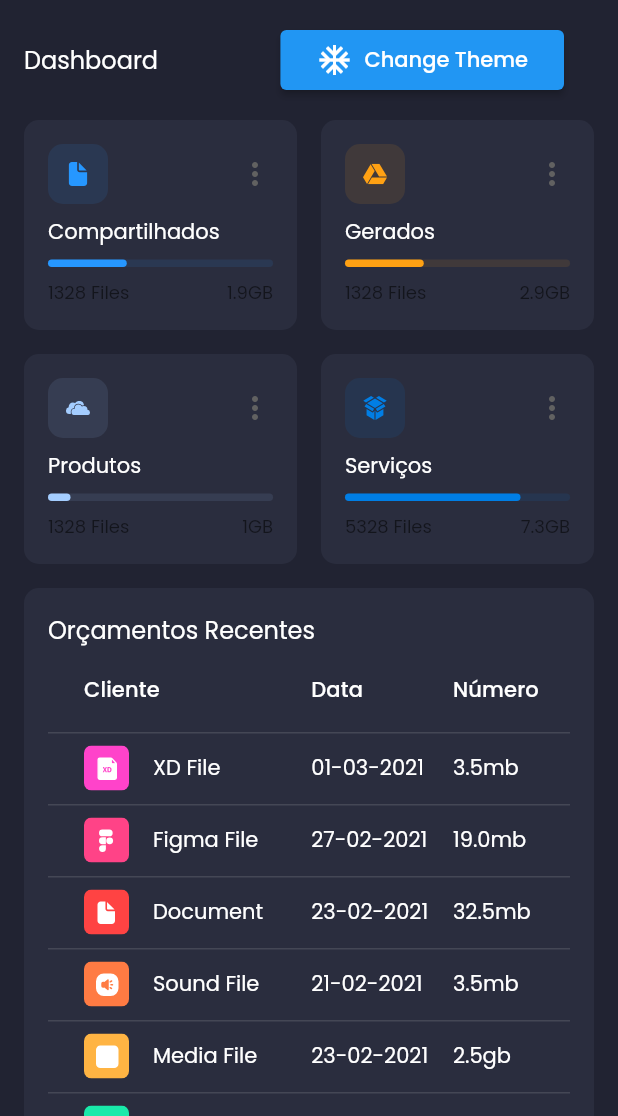
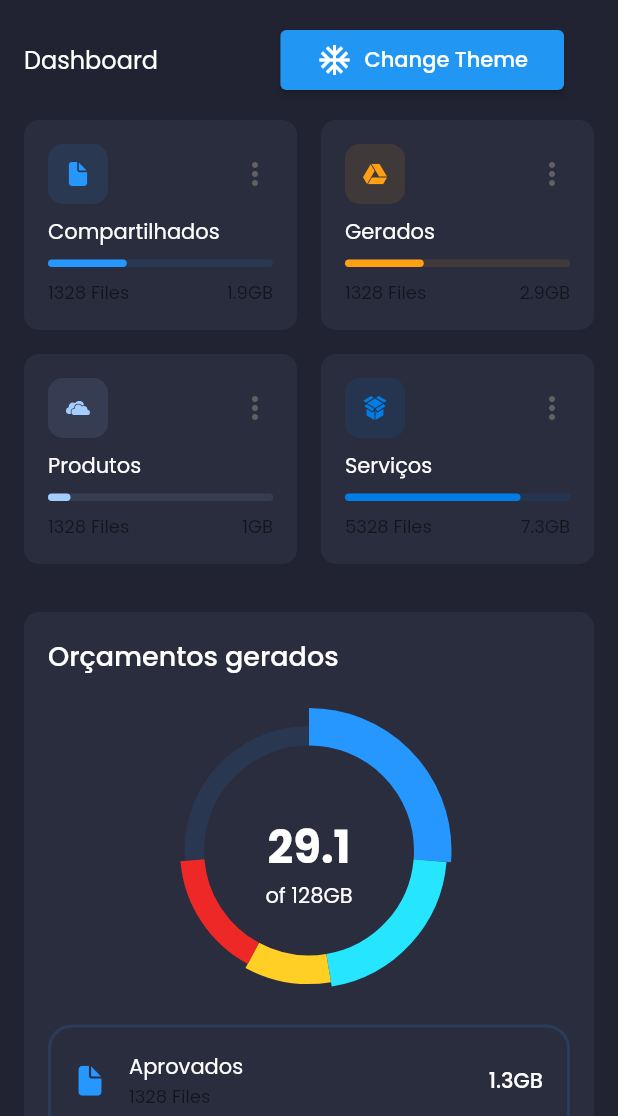
Before and after one commit to brdacon1/budget_flutter, a Flutter app: the MainScreen screen opened by its route, on a phone screen of 412 x 824 dp, the part 120-1236 px from its top. Run offline on Flutter 3.47's test engine with Material 2 defaults, Android fonts, the light colour scheme and no system bars; drawn by our look-alikes of fl_chart; our stand-ins replace adaptive_theme, awesome_dialog, badges, cached_network_image, cloud_firestore, expansion_tile_card and 12 more; missing offline and left inert: cloud_firestore_web, contact_picker_web, dart:ffi, firebase_auth_web, firebase_core_web, flutter_inapp_purchase and 3 more; accounts and stored records are empty; network calls fail; project files that could hold a hidden picture were left out.

Commit message:
Alterações nas imagens

```diff
--- a/lib/Pages/ListaItensOrcamento.dart
+++ b/lib/Pages/ListaItensOrcamento.dart
@@ -112,7 +112,7 @@ class _ListaItensOrcamento extends State<ListaItensOrcamento> {
                         padding: const EdgeInsets.only(right: 0, left: 0, bottom: 40),
                         itemBuilder: (context, index) {
                           return SizedBox(
-                            height: 90,
+                            height: 110,
                             child: Card(
                               color: Colors.cyan[50],
                               shape: RoundedRectangleBorder(
@@ -125,7 +125,7 @@ class _ListaItensOrcamento extends State<ListaItensOrcamento> {
                                   style: const TextStyle(
                                     color: Color(0xFF1F1A30),
                                     letterSpacing: 0.5,
-                                    fontSize: 12.0,
+                                    fontSize: 10.0,
                                     fontWeight: FontWeight.bold,
                                   ),
                                 ),
@@ -393,7 +393,7 @@ class _ListaItensOrcamento extends State<ListaItensOrcamento> {
                           style: const TextStyle(
                             color: Color(0xFF1F1A30),
                             letterSpacing: 0.5,
-                            fontSize: 12.0,
+                            fontSize: 10.0,
                             fontWeight: FontWeight.bold,
                           ),
                         ),
--- a/lib/screens/dashboard/components/my_fields.dart
+++ b/lib/screens/dashboard/components/my_fields.dart
@@ -5,10 +5,21 @@ import 'package:flutter/material.dart';
 import '../../../constants.dart';
 import 'file_info_card.dart';
 
-class MyFiles extends StatelessWidget {
+class MyFiles extends StatefulWidget {
   const MyFiles({
     Key? key,
   }) : super(key: key);
+  @override
+  _MyFiles createState() => _MyFiles();
+}
+
+class _MyFiles extends State<MyFiles> {
+
+  @override
+  initState() {
+    super.initState();
+  }
+
 
   @override
   Widget build(BuildContext context) {
--- a/lib/screens/dashboard/components/storage_details.dart
+++ b/lib/screens/dashboard/components/storage_details.dart
@@ -4,10 +4,21 @@ import '../../../constants.dart';
 import 'chart.dart';
 import 'storage_info_card.dart';
 
-class StarageDetails extends StatelessWidget {
+class StarageDetails extends StatefulWidget {
   const StarageDetails({
     Key? key,
   }) : super(key: key);
+
+  @override
+  _StarageDetails createState() => _StarageDetails();
+}
+
+class _StarageDetails extends State<StarageDetails> {
+
+  @override
+  initState() {
+    super.initState();
+  }
 
   @override
   Widget build(BuildContext context) {
--- a/lib/screens/dashboard/dashboard_screen.dart
+++ b/lib/screens/dashboard/dashboard_screen.dart
@@ -1,15 +1,23 @@
 import 'package:flutter/material.dart';
-
 import '../../constants.dart';
 import '../../responsive.dart';
 import 'components/header.dart';
-
 import 'components/my_fields.dart';
 import 'components/recent_files.dart';
 import 'components/storage_details.dart';
 
-class DashboardScreen extends StatelessWidget {
+class DashboardScreen extends StatefulWidget {
   const DashboardScreen({Key? key}) : super(key: key);
+  @override
+  _DashboardScreen createState() => _DashboardScreen();
+}
+
+
+class _DashboardScreen extends State<DashboardScreen> {
+  @override
+  initState() {
+    super.initState();
+  }
 
   @override
   Widget build(BuildContext context) {
@@ -29,10 +37,12 @@ class DashboardScreen extends StatelessWidget {
                     children: [
                       const MyFiles(),
                       const SizedBox(height: defaultPadding),
-                      const RecentFiles(),
                       if (Responsive.isMobile(context))
                         const SizedBox(height: defaultPadding),
-                      if (Responsive.isMobile(context)) const StarageDetails(),
+                      if (Responsive.isMobile(context))
+                        const StarageDetails(),
+                      const SizedBox(height: defaultPadding),
+                      const RecentFiles(),
                     ],
                   ),
                 ),
```
Also changed, not shown: lib/Pages/pg_priceList.dart (+6 -7 lines).
